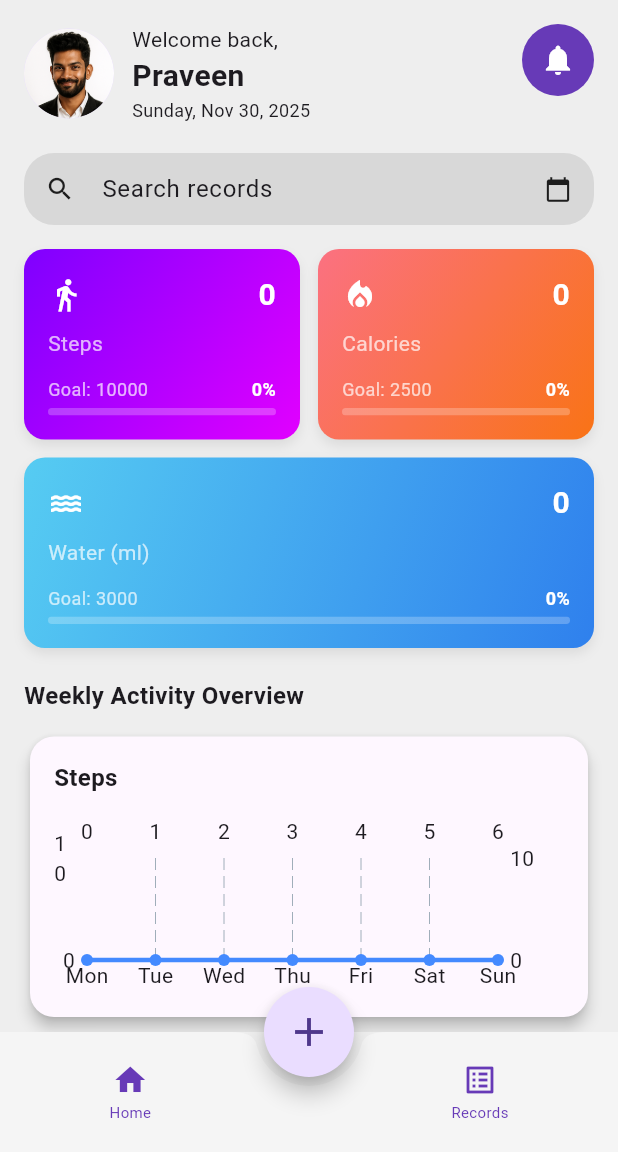
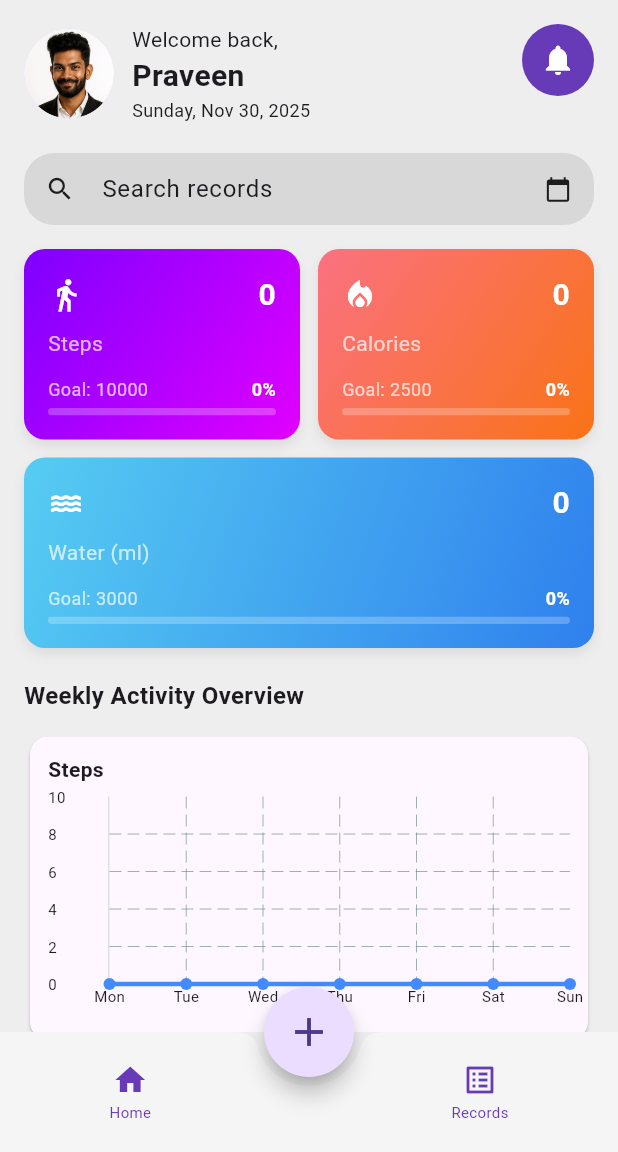
Before and after one commit to praveenanthony/healthmate, a Flutter app: the HomeScreen screen opened by its route, on a phone screen of 412 x 824 dp, the part 84-1236 px from its top. Run offline on Flutter 3.47's test engine with Material 3 defaults, Android fonts, the phone set to English and light mode, and no system bars; drawn by our look-alikes of fl_chart; our stand-ins replace flutter_riverpod, image_picker, shared_preferences, sqflite; accounts and stored records are empty.

Commit message:
final update

```diff
--- a/lib/features/providers/app_providers.dart
+++ b/lib/features/providers/app_providers.dart
@@ -2,7 +2,6 @@ import 'package:flutter_riverpod/flutter_riverpod.dart';
 import '../health_records/health_entry.dart';
 import '../../db/health_database.dart';
 
-// Optional AuthService (from your previous code)
 class AuthService {
   static final Map<String, String> _users = {};
 
@@ -23,7 +22,6 @@ class AuthService {
   }
 }
 
-// HealthEntry Riverpod Provider
 final healthEntryProvider =
     StateNotifierProvider<HealthEntryNotifier, List<HealthEntry>>(
   (ref) => HealthEntryNotifier(),
--- a/lib/features/screens/add_entry_screen.dart
+++ b/lib/features/screens/add_entry_screen.dart
@@ -97,7 +97,6 @@ class _AddEntryScreenState extends ConsumerState<AddEntryScreen> {
 
     setState(() => _isSaving = false);
 
-    // Show success message
     ScaffoldMessenger.of(context).showSnackBar(
       const SnackBar(
         content: Text('Entry saved successfully!'),
@@ -106,7 +105,6 @@ class _AddEntryScreenState extends ConsumerState<AddEntryScreen> {
       ),
     );
 
-    // Call callback and navigate back after 2 seconds
     widget.onSaved?.call();
     Future.delayed(const Duration(seconds: 2), () {
       Navigator.pop(context);
@@ -136,7 +134,6 @@ class _AddEntryScreenState extends ConsumerState<AddEntryScreen> {
             ),
             const SizedBox(height: 20),
 
-            // --- Steps Input ---
             TextField(
               controller: _stepsController,
               keyboardType: TextInputType.number,
@@ -148,7 +145,6 @@ class _AddEntryScreenState extends ConsumerState<AddEntryScreen> {
             ),
             const SizedBox(height: 12),
 
-            // --- Calories Input ---
             TextField(
               controller: _caloriesController,
               keyboardType: TextInputType.number,
@@ -160,7 +156,6 @@ class _AddEntryScreenState extends ConsumerState<AddEntryScreen> {
             ),
             const SizedBox(height: 12),
 
-            // --- Water Input ---
             TextField(
               controller: _waterController,
               keyboardType: TextInputType.number,
@@ -172,7 +167,6 @@ class _AddEntryScreenState extends ConsumerState<AddEntryScreen> {
             ),
             const SizedBox(height: 20),
 
-            // --- Save Button ---
             SizedBox(
               width: double.infinity,
               child: ElevatedButton.icon(
--- a/lib/features/screens/home_screen.dart
+++ b/lib/features/screens/home_screen.dart
@@ -13,24 +13,18 @@ import '../health_records/health_entry.dart';
 import 'package:healthmate/services/auth_service.dart';
 import '../../main.dart';
 
-// ----------------------- Providers -----------------------
-
-// Profile State
 final profileProvider = StateNotifierProvider<ProfileNotifier, Map<String, dynamic>>(
   (ref) => ProfileNotifier(),
 );
 
-// Health Summary State
 final healthSummaryProvider = StateNotifierProvider<HealthSummaryNotifier, HealthSummary>(
   (ref) => HealthSummaryNotifier(),
 );
 
-// Search Results State
 final searchResultsProvider =
     StateNotifierProvider<SearchResultsNotifier, List<HealthEntry>>(
         (ref) => SearchResultsNotifier());
 
-// ----------------------- Models -----------------------
 class HealthSummary {
   final int todaySteps;
   final int todayCalories;
@@ -71,7 +65,6 @@ class HealthSummary {
   }
 }
 
-// ----------------------- Notifiers -----------------------
 class ProfileNotifier extends StateNotifier<Map<String, dynamic>> {
   ProfileNotifier()
       : super({
@@ -165,7 +158,6 @@ class SearchResultsNotifier extends StateNotifier<List<HealthEntry>> {
   }
 }
 
-// ----------------------- HomeScreen -----------------------
 class HomeScreen extends ConsumerStatefulWidget {
   final VoidCallback? onToggleTheme;
   const HomeScreen({super.key, this.onToggleTheme});
@@ -281,8 +273,7 @@ class _HomeScreenState extends ConsumerState<HomeScreen> {
         actions: [
           IconButton(
             icon: Icon(isDark ? Icons.wb_sunny : Icons.nights_stay),
-            onPressed: widget.onToggleTheme ??
-                () {
+            onPressed: widget.onToggleTheme ?? () {
               final themeNotifier = ref.read(themeModeProvider.notifier);
               themeNotifier.state = themeNotifier.state == ThemeMode.light
                   ? ThemeMode.dark
@@ -389,8 +380,6 @@ class _HomeScreenState extends ConsumerState<HomeScreen> {
       ),
     );
   }
-
-  // ------------------ Widgets ------------------
 
   Widget _buildProfileHeader(Map<String, dynamic> profile) {
     final dateStr = DateFormat('EEEE, MMM d, yyyy').format(DateTime.now());
@@ -600,59 +589,93 @@ class _HomeScreenState extends ConsumerState<HomeScreen> {
         final values = activity['values'] as List<double>;
         final safeMaxY = _getSafeMaxY(values);
         final Color lineColor = activity['color'] as Color;
+        final maxXValue = values.isNotEmpty ? values.length - 1 : 1;
 
         return Padding(
           padding: const EdgeInsets.only(bottom: 16),
           child: Card(
             color: Theme.of(context).cardColor,
-            elevation: 4,
-            shape: RoundedRectangleBorder(
-                borderRadius: BorderRadius.circular(16)),
             child: Padding(
-              padding: const EdgeInsets.all(16),
+              padding: const EdgeInsets.all(12),
               child: Column(
                 crossAxisAlignment: CrossAxisAlignment.start,
                 children: [
                   Text(activity['label'] as String,
                       style: const TextStyle(
-                          fontSize: 16, fontWeight: FontWeight.bold)),
-                  const SizedBox(height: 12),
+                          fontSize: 14, fontWeight: FontWeight.bold)),
+                  const SizedBox(height: 8),
                   SizedBox(
-                    height: 120,
+                    height: 150,
                     child: LineChart(
                       LineChartData(
-                        minX: 0,
-                        maxX: 6,
                         minY: 0,
                         maxY: safeMaxY,
-                        gridData: FlGridData(show: true),
-                        borderData: FlBorderData(show: false),
-                        titlesData: FlTitlesData(
-                          leftTitles: AxisTitles(
-                              sideTitles: SideTitles(showTitles: true)),
-                          bottomTitles: AxisTitles(
-                            sideTitles: SideTitles(
-                              showTitles: true,
-                              getTitlesWidget: (value, _) {
-                                if (value < 0 || value > 6) return const SizedBox();
-                                return Text(DateFormat('E').format(
-                                    weekDates[value.toInt()]));
-                              },
-                            ),
-                          ),
-                        ),
+                        minX: 0,
+                        maxX: maxXValue.toDouble(),
                         lineBarsData: [
                           LineChartBarData(
                             spots: List.generate(
                               values.length,
-                                (index) => FlSpot(
-                                    index.toDouble(), values[index])),
+                              (i) => FlSpot(i.toDouble(), values[i]),
+                            ),
                             isCurved: true,
                             barWidth: 3,
                             color: lineColor,
                             dotData: FlDotData(show: true),
                           ),
                         ],
+                        titlesData: FlTitlesData(
+                          show: true,
+                          leftTitles: AxisTitles(
+                            sideTitles: SideTitles(
+                              showTitles: true,
+                              reservedSize: 40,
+                              interval: safeMaxY / 5,
+                              getTitlesWidget: (value, meta) {
+                                return Text(
+                                  value.toInt().toString(),
+                                  style: const TextStyle(fontSize: 10),
+                                );
+                              },
+                            ),
+                          ),
+                          rightTitles: AxisTitles(
+                            sideTitles: SideTitles(showTitles: false),
+                          ),
+                          bottomTitles: AxisTitles(
+                            sideTitles: SideTitles(
+                              showTitles: true,
+                              reservedSize: 24,
+                              getTitlesWidget: (value, meta) {
+                                int index = value.toInt();
+                                if (index >= 0 && index < weekDates.length) {
+                                  return Text(
+                                    DateFormat('E').format(weekDates[index]),
+                                    style: const TextStyle(fontSize: 10),
+                                  );
+                                }
+                                return const SizedBox.shrink();
+                              },
+                            ),
+                          ),
+                          topTitles: AxisTitles(
+                            sideTitles: SideTitles(showTitles: false),
+                          ),
+                        ),
+                        gridData: FlGridData(
+                          show: true,
+                          drawHorizontalLine: true,
+                          drawVerticalLine: true,
+                          horizontalInterval: safeMaxY / 5,
+                          verticalInterval: 1,
+                        ),
+                        borderData: FlBorderData(
+                          show: true,
+                          border: Border(
+                            left: BorderSide(color: Colors.grey.shade300),
+                            bottom: BorderSide(color: Colors.grey.shade300),
+                          ),
+                        ),
                       ),
                     ),
                   ),
--- a/lib/features/screens/login_screen.dart
+++ b/lib/features/screens/login_screen.dart
@@ -53,14 +53,14 @@ class _LoginScreenState extends ConsumerState<LoginScreen> {
     return Scaffold(
       body: Stack(
         children: [
-          // Background Image
+
           SizedBox.expand(
             child: Image.asset(
               'assets/images/background_image.png',
               fit: BoxFit.cover,
             ),
           ),
-          // Login Form
+
           SingleChildScrollView(
             padding: const EdgeInsets.symmetric(horizontal: 30, vertical: 130),
             child: Column(
--- a/lib/features/screens/profile_settings_screen.dart
+++ b/lib/features/screens/profile_settings_screen.dart
@@ -109,7 +109,7 @@ class _ProfileSettingsScreenState extends State<ProfileSettingsScreen> {
         padding: const EdgeInsets.all(16),
         child: Column(
           children: [
-            // Profile image picker
+
             GestureDetector(
               onTap: _pickImage,
               child: CircleAvatar(
@@ -121,7 +121,6 @@ class _ProfileSettingsScreenState extends State<ProfileSettingsScreen> {
             ),
             const SizedBox(height: 12),
 
-            // Input fields
             _buildTextField(label: 'Name', controller: _nameController),
             _buildTextField(label: 'Email', controller: _emailController),
             _buildTextField(label: 'Phone', controller: _phoneController),
@@ -130,7 +129,6 @@ class _ProfileSettingsScreenState extends State<ProfileSettingsScreen> {
             _buildTextField(label: 'Height (cm)', controller: _heightController),
             const SizedBox(height: 20),
 
-            // Full-width Save button like AddEntryScreen
             SizedBox(
               width: double.infinity,
               child: ElevatedButton.icon(
--- a/lib/features/screens/records_screen.dart
+++ b/lib/features/screens/records_screen.dart
@@ -55,31 +55,24 @@ class _RecordsScreenState extends ConsumerState<RecordsScreen> {
 
   @override
   Widget build(BuildContext context) {
+
     final allEntries = ref.watch(healthEntryProvider);
+
     final sortedEntries = [...allEntries]..sort((a, b) => b.date.compareTo(a.date));
+
     final entriesToShow = _searchController.text.isEmpty
         ? sortedEntries
         : sortedEntries
             .where((e) => e.date.startsWith(_searchController.text))
             .toList();
+
     final isDark = Theme.of(context).brightness == Brightness.dark;
 
     return Scaffold(
       appBar: AppBar(title: const Text('Records')),
-      body: Stack(
+      body: Column(
         children: [
-          // --------------------- BACKGROUND IMAGE ---------------------
-          SizedBox.expand(
-            child: Image.asset(
-              'assets/images/background_image.png',
-              fit: BoxFit.cover,
-            ),
-          ),
-
-          // --------------------- MAIN CONTENT -------------------------
-          Column(
-            children: [
-              // Search Box
+          // --------------------- SEARCH BOX -----------------------
           Padding(
             padding: const EdgeInsets.all(16.0),
             child: TextField(
@@ -106,7 +99,6 @@ class _RecordsScreenState extends ConsumerState<RecordsScreen> {
             ),
           ),
 
-              // Records List
           Expanded(
             child: entriesToShow.isEmpty
                 ? const Center(child: Text('No records found.'))
@@ -115,6 +107,7 @@ class _RecordsScreenState extends ConsumerState<RecordsScreen> {
                     itemCount: entriesToShow.length,
                     itemBuilder: (context, index) {
                       final e = entriesToShow[index];
+
                       return Container(
                         margin: const EdgeInsets.symmetric(
                             horizontal: 16, vertical: 10),
@@ -141,9 +134,10 @@ class _RecordsScreenState extends ConsumerState<RecordsScreen> {
                           child: Column(
                             crossAxisAlignment: CrossAxisAlignment.start,
                             children: [
-                                  // Date Row + Menu
+
                               Row(
-                                    mainAxisAlignment: MainAxisAlignment.spaceBetween,
+                                mainAxisAlignment:
+                                    MainAxisAlignment.spaceBetween,
                                 children: [
                                   Text(
                                     DateFormat('yyyy-MM-dd')
@@ -151,7 +145,8 @@ class _RecordsScreenState extends ConsumerState<RecordsScreen> {
                                     style: TextStyle(
                                       fontSize: 18,
                                       fontWeight: FontWeight.bold,
-                                          color: isDark ? Colors.white : Colors.black87,
+                                      color:
+                                          isDark ? Colors.white : Colors.black87,
                                     ),
                                   ),
                                   PopupMenuButton<String>(
@@ -167,7 +162,11 @@ class _RecordsScreenState extends ConsumerState<RecordsScreen> {
                                             builder: (_) => AddEntryScreen(
                                               existing: e,
                                               onSaved: () {
-                                                    ref.read(healthEntryProvider.notifier).refresh();
+                                                ref
+                                                    .read(
+                                                        healthEntryProvider
+                                                            .notifier)
+                                                    .refresh();
                                               },
                                             ),
                                           ),
@@ -192,9 +191,9 @@ class _RecordsScreenState extends ConsumerState<RecordsScreen> {
 
                               const SizedBox(height: 12),
 
-                                  // Steps, Calories, Water
                               Row(
-                                    mainAxisAlignment: MainAxisAlignment.spaceBetween,
+                                mainAxisAlignment:
+                                    MainAxisAlignment.spaceBetween,
                                 children: [
                                   _buildInfoItem(
                                     icon: Icons.directions_walk,
@@ -225,8 +224,6 @@ class _RecordsScreenState extends ConsumerState<RecordsScreen> {
           ),
         ],
       ),
-        ],
-      ),
     );
   }
 
--- a/lib/features/widgets/entry_card.dart
+++ b/lib/features/widgets/entry_card.dart
@@ -17,7 +17,7 @@ class EntryCard extends StatelessWidget {
         subtitle: Text('Steps: ${entry.steps} • Calories: ${entry.calories} • Water: ${entry.water}ml'),
         trailing: PopupMenuButton<String>(onSelected: (v) { if (v == 'edit') {
           onEdit();
-        // ignore: curly_braces_in_flow_control_structures
+
         } else if (v == 'delete') onDelete(); }, itemBuilder: (_) => [PopupMenuItem(value: 'edit', child: Text('Edit')), PopupMenuItem(value: 'delete', child: Text('Delete'))]),
       ),
     );
--- a/lib/features/widgets/metric_card.dart
+++ b/lib/features/widgets/metric_card.dart
@@ -5,8 +5,8 @@ class MetricCard extends StatelessWidget {
   final String value;
   final IconData icon;
   final Gradient gradient;
-  final double? goal;      // optional goal
-  final double? progress;  // 0.0 to 1.0
+  final double? goal;
+  final double? progress;
 
   const MetricCard({
     super.key,
@@ -41,7 +41,7 @@ class MetricCard extends StatelessWidget {
       child: Column(
         crossAxisAlignment: CrossAxisAlignment.start,
         children: [
-          // Top row: icon + value
+
           Row(
             children: [
               Icon(icon, color: Colors.white),
@@ -57,19 +57,18 @@ class MetricCard extends StatelessWidget {
             ],
           ),
           const SizedBox(height: 8),
-          // Label
+
           Text(
             label,
             style: const TextStyle(color: Colors.white70),
           ),
           const SizedBox(height: 12),
 
-          // Goal progress bar
           if (goal != null && progress != null)
             Column(
               crossAxisAlignment: CrossAxisAlignment.start,
               children: [
-                // Percentage text above the bar
+
                 Row(
                   mainAxisAlignment: MainAxisAlignment.spaceBetween,
                   children: [
--- a/lib/main.dart
+++ b/lib/main.dart
@@ -5,7 +5,6 @@ import 'features/screens/login_screen.dart';
 import 'features/screens/home_screen.dart';
 import 'features/screens/register_screen.dart';
 
-// Theme provider
 final themeModeProvider = StateProvider<ThemeMode>((ref) => ThemeMode.light);
 
 void main() {
--- a/lib/services/auth_service.dart
+++ b/lib/services/auth_service.dart
@@ -1,7 +1,6 @@
 import 'package:flutter_riverpod/flutter_riverpod.dart';
 
 class AuthService {
-  // Allowed credentials
   final String allowedEmail = 'praveen@gmail.com';
   final String allowedPassword = '123456';
   String? _loggedInEmail;
@@ -9,7 +8,6 @@ class AuthService {
   bool get isLoggedIn => _loggedInEmail != null;
   String? get currentUser => _loggedInEmail;
 
-  // Login
   Future<bool> login(String email, String password) async {
     await Future.delayed(const Duration(seconds: 1));
     if (email == allowedEmail && password == allowedPassword) {
@@ -19,7 +17,6 @@ class AuthService {
     return false;
   }
 
-  // Register (restricted)
   Future<bool> register(String email, String password, String confirmPassword) async {
     await Future.delayed(const Duration(seconds: 1));
     if (email == allowedEmail &&
@@ -31,14 +28,12 @@ class AuthService {
     return false;
   }
 
-  // Logout
   Future<void> logout() async {
     await Future.delayed(const Duration(milliseconds: 200));
     _loggedInEmail = null;
   }
 }
 
-// Providers
 final authServiceProvider = Provider<AuthService>((ref) => AuthService());
 
 final authStateProvider = StateNotifierProvider<AuthStateNotifier, bool>((ref) {
--- a/lib/services/theme_provider.dart
+++ b/lib/services/theme_provider.dart
@@ -13,12 +13,12 @@ class ThemeProvider extends ChangeNotifier {
 
   Future<void> _loadTheme() async {
     _themeMode = await _service.getTheme();
-    notifyListeners(); // rebuild MaterialApp
+    notifyListeners();
   }
 
   Future<void> toggleTheme() async {
     final isDark = _themeMode == ThemeMode.dark;
     _themeMode = await _service.toggleTheme(isDark);
-    notifyListeners(); // rebuild MaterialApp
+    notifyListeners();
   }
 }
--- a/lib/services/theme_service.dart
+++ b/lib/services/theme_service.dart
@@ -4,20 +4,17 @@ import 'package:shared_preferences/shared_preferences.dart';
 class ThemeService {
   static const String key = "isDarkMode";
 
-  /// Load current theme from local storage
   Future<ThemeMode> getTheme() async {
     final prefs = await SharedPreferences.getInstance();
     final isDark = prefs.getBool(key) ?? false;
     return isDark ? ThemeMode.dark : ThemeMode.light;
   }
 
-  /// Save the theme
   Future<void> saveTheme(bool isDarkMode) async {
     final prefs = await SharedPreferences.getInstance();
     await prefs.setBool(key, isDarkMode);
   }
 
-  /// Toggle theme
   Future<ThemeMode> toggleTheme(bool isDarkMode) async {
     final newMode = !isDarkMode;
     await saveTheme(newMode);
```
Also changed, not shown: lib/db/health_database.dart (+0 -13 lines). Lines whose indentation alone changed are shown as unchanged.
